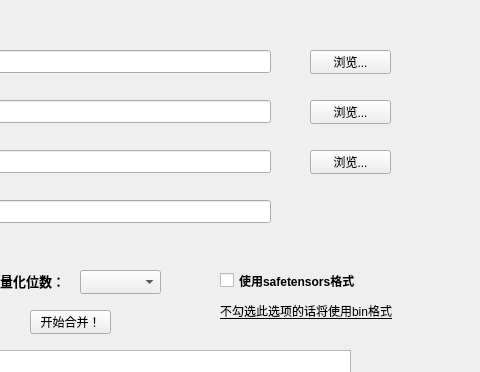
Qt form src/mainwindow.ui (HandsomeTurtle0307/OllaMerge) before a commit; both pictures show x 320 to 800 and y 0 to 372 of the 800 by 600 pixel window.
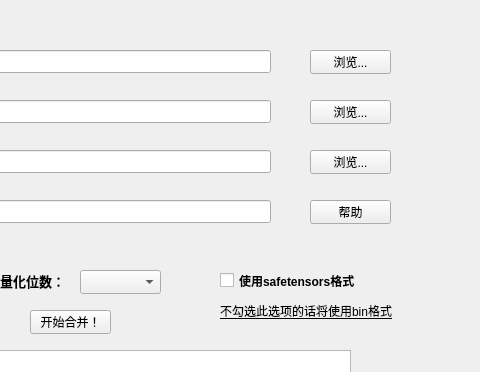
The same form after that commit.

```diff
--- a/src/mainwindow.ui
+++ b/src/mainwindow.ui
@@ -356,6 +356,19 @@
      <string>量化校准数据集名称：</string>
     </property>
    </widget>
+   <widget class="QPushButton" name="QuantHelp">
+    <property name="geometry">
+     <rect>
+      <x>630</x>
+      <y>200</y>
+      <width>81</width>
+      <height>24</height>
+     </rect>
+    </property>
+    <property name="text">
+     <string>帮助</string>
+    </property>
+   </widget>
   </widget>
   <widget class="QStatusBar" name="statusbar"/>
  </widget>
```
